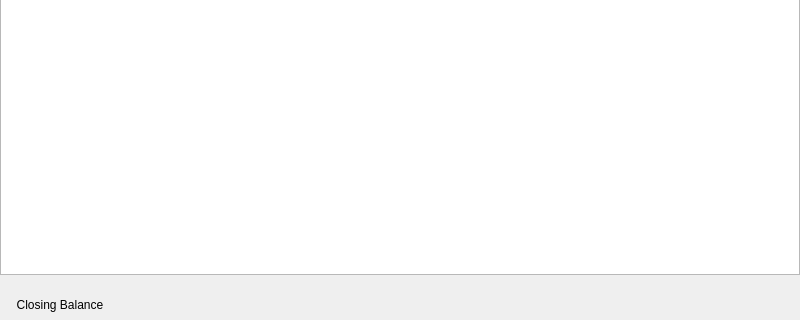
Above: Resources/Ui/LedgerBalance.ui from Darshitjivani/MBAS before the change; both pictures show x 0 to 800 and y 280 to 600 of the 800 by 600 pixel window. Below: the same form after it.
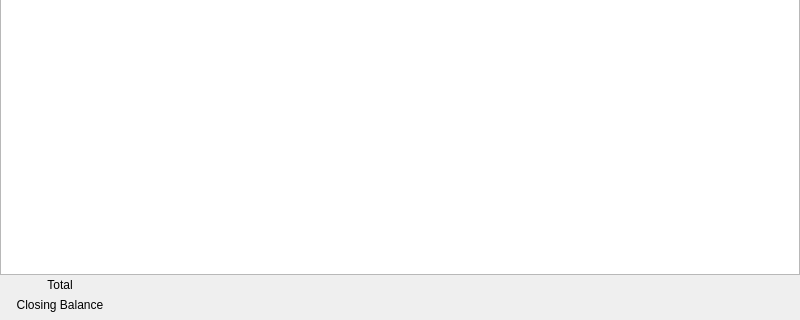
That is the form after the change. Icons and pictures are not drawn.

Commit message: 3-10 Voucher changes and ledger for multiple entries.

What changed in the file:
```diff
--- a/Resources/Ui/LedgerBalance.ui
+++ b/Resources/Ui/LedgerBalance.ui
@@ -141,38 +141,52 @@
        <property name="spacing">
         <number>0</number>
        </property>
-       <item row="1" column="0" colspan="4">
-        <widget class="QTableView" name="tableView"/>
+       <item row="3" column="5">
+        <widget class="QLabel" name="lbClosingBalanceDebitUSD">
+         <property name="text">
+          <string/>
+         </property>
+        </widget>
        </item>
-       <item row="0" column="0" colspan="4">
+       <item row="2" column="0">
+        <widget class="QLabel" name="label_2">
+         <property name="text">
+          <string>Total</string>
+         </property>
+         <property name="alignment">
+          <set>Qt::AlignCenter</set>
+         </property>
+        </widget>
+       </item>
+       <item row="2" column="5">
+        <widget class="QLabel" name="lbtotalDebitUSD">
+         <property name="sizePolicy">
+          <sizepolicy hsizetype="Fixed" vsizetype="Fixed">
+           <horstretch>0</horstretch>
+           <verstretch>0</verstretch>
+          </sizepolicy>
+         </property>
+         <property name="minimumSize">
+          <size>
+           <width>100</width>
+           <height>20</height>
+          </size>
+         </property>
+         <property name="maximumSize">
+          <size>
+           <width>100</width>
+           <height>16777215</height>
+          </size>
+         </property>
+         <property name="text">
+          <string/>
+         </property>
+        </widget>
+       </item>
+       <item row="0" column="0" colspan="7">
         <widget class="QComboBox" name="cbAccount"/>
        </item>
-       <item row="2" column="3">
-        <widget class="QLabel" name="lbClosingBalanceCreditINR">
-         <property name="sizePolicy">
-          <sizepolicy hsizetype="Fixed" vsizetype="Fixed">
-           <horstretch>0</horstretch>
-           <verstretch>0</verstretch>
-          </sizepolicy>
-         </property>
-         <property name="minimumSize">
-          <size>
-           <width>100</width>
-           <height>20</height>
-          </size>
-         </property>
-         <property name="maximumSize">
-          <size>
-           <width>100</width>
-           <height>16777215</height>
-          </size>
-         </property>
-         <property name="text">
-          <string/>
-         </property>
-        </widget>
-       </item>
-       <item row="3" column="3">
+       <item row="3" column="6">
         <widget class="QLabel" name="lbClosingBalanceCreditUSD">
          <property name="sizePolicy">
           <sizepolicy hsizetype="Fixed" vsizetype="Fixed">
@@ -219,6 +233,16 @@
          </property>
         </widget>
        </item>
+       <item row="1" column="0" colspan="7">
+        <widget class="QTableView" name="tableView"/>
+       </item>
+       <item row="2" column="6">
+        <widget class="QLabel" name="lbtotalCreditUSD">
+         <property name="text">
+          <string/>
+         </property>
+        </widget>
+       </item>
        <item row="2" column="1">
         <widget class="Line" name="line">
          <property name="minimumSize">
@@ -235,14 +259,47 @@
          </property>
         </widget>
        </item>
-       <item row="2" column="2">
+       <item row="2" column="4">
+        <widget class="QLabel" name="lbtotalCreditINR">
+         <property name="text">
+          <string/>
+         </property>
+        </widget>
+       </item>
+       <item row="2" column="3">
+        <widget class="QLabel" name="lbtotalDebitINR">
+         <property name="text">
+          <string/>
+         </property>
+        </widget>
+       </item>
+       <item row="3" column="4">
+        <widget class="QLabel" name="lbClosingBalanceCreditINR">
+         <property name="sizePolicy">
+          <sizepolicy hsizetype="Fixed" vsizetype="Fixed">
+           <horstretch>0</horstretch>
+           <verstretch>0</verstretch>
+          </sizepolicy>
+         </property>
+         <property name="minimumSize">
+          <size>
+           <width>100</width>
+           <height>20</height>
+          </size>
+         </property>
+         <property name="maximumSize">
+          <size>
+           <width>100</width>
+           <height>16777215</height>
+          </size>
+         </property>
+         <property name="text">
+          <string/>
+         </property>
+        </widget>
+       </item>
+       <item row="3" column="3">
         <widget class="QLabel" name="lbClosingBalanceDebitINR">
-         <property name="sizePolicy">
-          <sizepolicy hsizetype="Fixed" vsizetype="Fixed">
-           <horstretch>0</horstretch>
-           <verstretch>0</verstretch>
-          </sizepolicy>
-         </property>
          <property name="minimumSize">
           <size>
            <width>100</width>
@@ -252,7 +309,7 @@
          <property name="maximumSize">
           <size>
            <width>100</width>
-           <height>16777215</height>
+           <height>20</height>
           </size>
          </property>
          <property name="text">
@@ -260,13 +317,6 @@
          </property>
         </widget>
        </item>
-       <item row="3" column="2">
-        <widget class="QLabel" name="lbClosingBalanceDebitUSD">
-         <property name="text">
-          <string/>
-         </property>
-        </widget>
-       </item>
       </layout>
      </widget>
     </item>
```
The commit also changes 4 other files.
